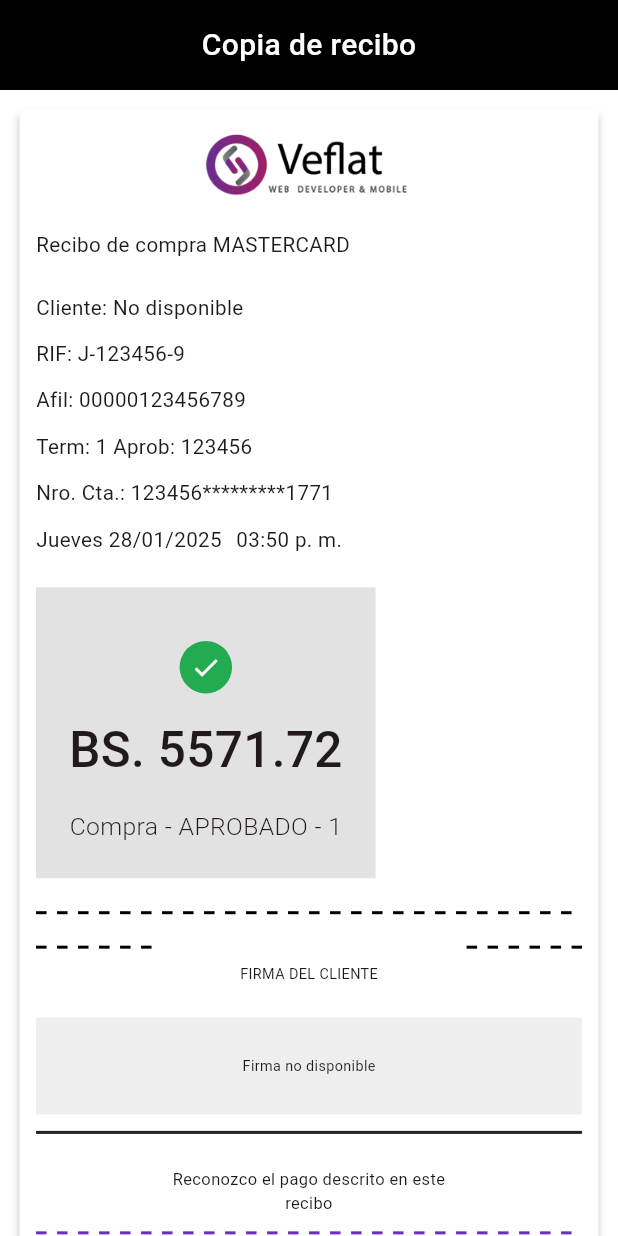
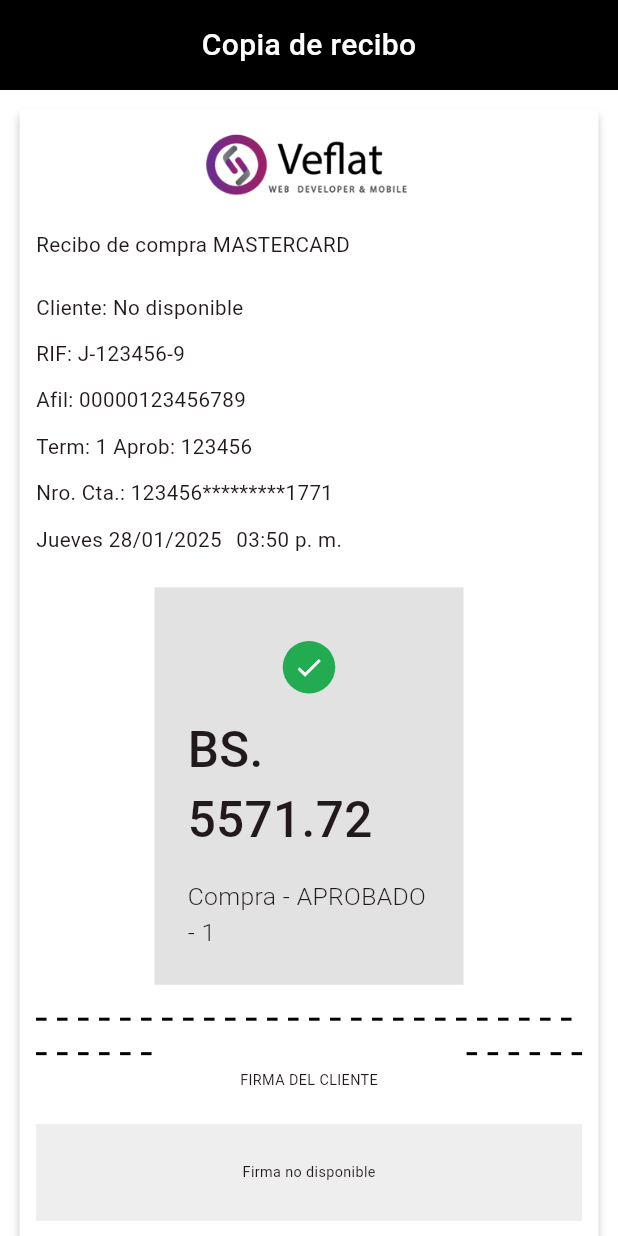
Before and after one commit to jeftounz/fluttconversor, a Flutter app: the ReciboForm screen opened directly, on a phone screen of 412 x 824 dp. Run offline on Flutter 3.47's test engine with Material 3 defaults, Android fonts, the phone set to English and light mode, and no system bars; our stand-ins replace bloc, dio, equatable, flutter_bloc, get_it, pdf and 3 more; accounts and stored records are empty.

Commit message:
Recibo page responsive edit

```diff
--- a/lib/features/presentation/widgets/recibo_form.dart
+++ b/lib/features/presentation/widgets/recibo_form.dart
@@ -92,7 +92,14 @@ class _ReciboFormState extends State<ReciboForm> {
     bool isSmallScreen,
   ) {
     return Scaffold(
-      body: Column(
+      body: Center(
+        // 👈 Envuelve todo en un Center
+        child: Container(
+          constraints: BoxConstraints(
+            maxWidth: 600, // 👈 Ancho máximo para pantallas grandes
+          ),
+          child: Column(
+            mainAxisSize: MainAxisSize.min, // 👈 Evita que ocupe todo el alto
             children: [
               _buildHeader(),
               Expanded(
@@ -107,6 +114,8 @@ class _ReciboFormState extends State<ReciboForm> {
                 ),
               ),
             ],
+          ),
+        ),
       ),
     );
   }
@@ -134,8 +143,13 @@ class _ReciboFormState extends State<ReciboForm> {
     double scaleFactor,
     bool isSmallScreen,
   ) {
-    return Container(
+    return Center(
+      // 👈 Centramos el contenido del recibo
+      child: Container(
         margin: EdgeInsets.all(3 * scaleFactor),
+        constraints: BoxConstraints(
+          maxWidth: 500, // 👈 Ancho máximo del recibo
+        ),
         decoration: BoxDecoration(
           color: Colors.white,
           boxShadow: [
@@ -149,6 +163,7 @@ class _ReciboFormState extends State<ReciboForm> {
         child: Padding(
           padding: EdgeInsets.all(16 * scaleFactor),
           child: Column(
+            mainAxisSize: MainAxisSize.min, // 👈 Importante para centrar
             crossAxisAlignment: CrossAxisAlignment.start,
             children: [
               _buildVeflatLogo(scaleFactor),
@@ -163,12 +178,21 @@ class _ReciboFormState extends State<ReciboForm> {
               SizedBox(height: 32 * scaleFactor),
               _buildCustomerInfo(data, scaleFactor),
               SizedBox(height: 32 * scaleFactor),
-            _buildAmountSection(data, scaleFactor),
+              Center(
+                // 👈 Centramos específicamente el cuadro de monto
+                child: Container(
+                  constraints: BoxConstraints(
+                    maxWidth: 300 * scaleFactor, // 👈 Ancho máximo del cuadro
+                  ),
+                  child: _buildAmountSection(data, scaleFactor),
+                ),
+              ),
               SizedBox(height: 32 * scaleFactor),
               _buildSignatureSection(scaleFactor),
               SizedBox(height: 16 * scaleFactor),
               _buildPrintButton(state, scaleFactor),
             ],
+          ),
         ),
       ),
     );
```
Lines whose indentation alone changed are shown as unchanged.
